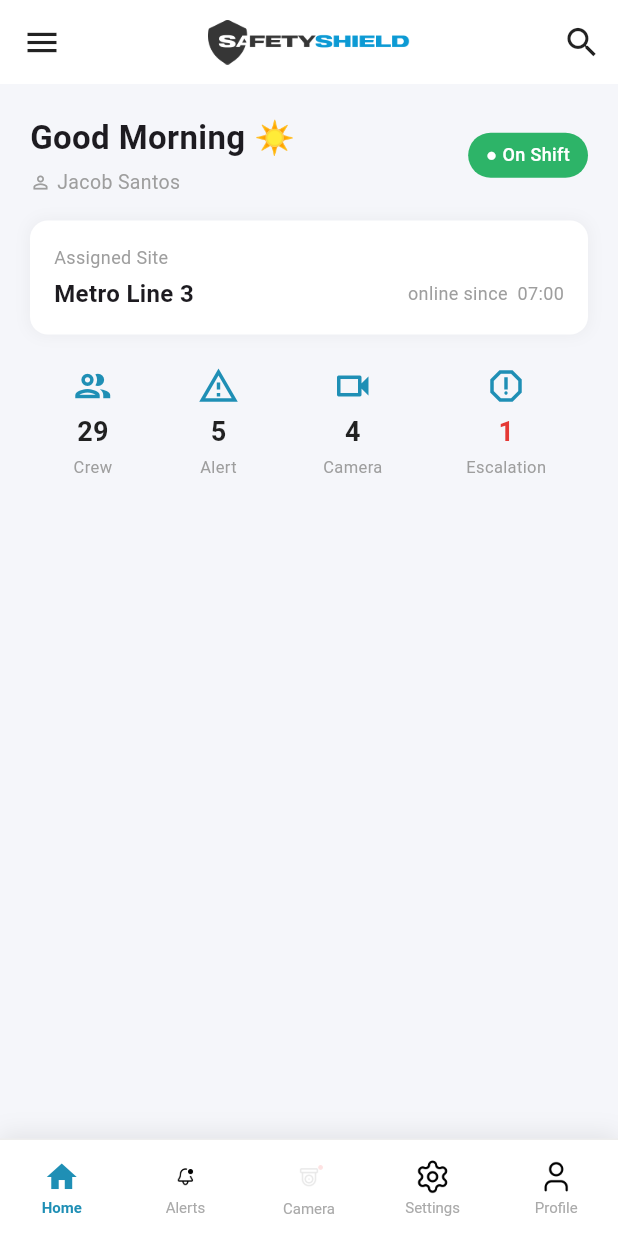
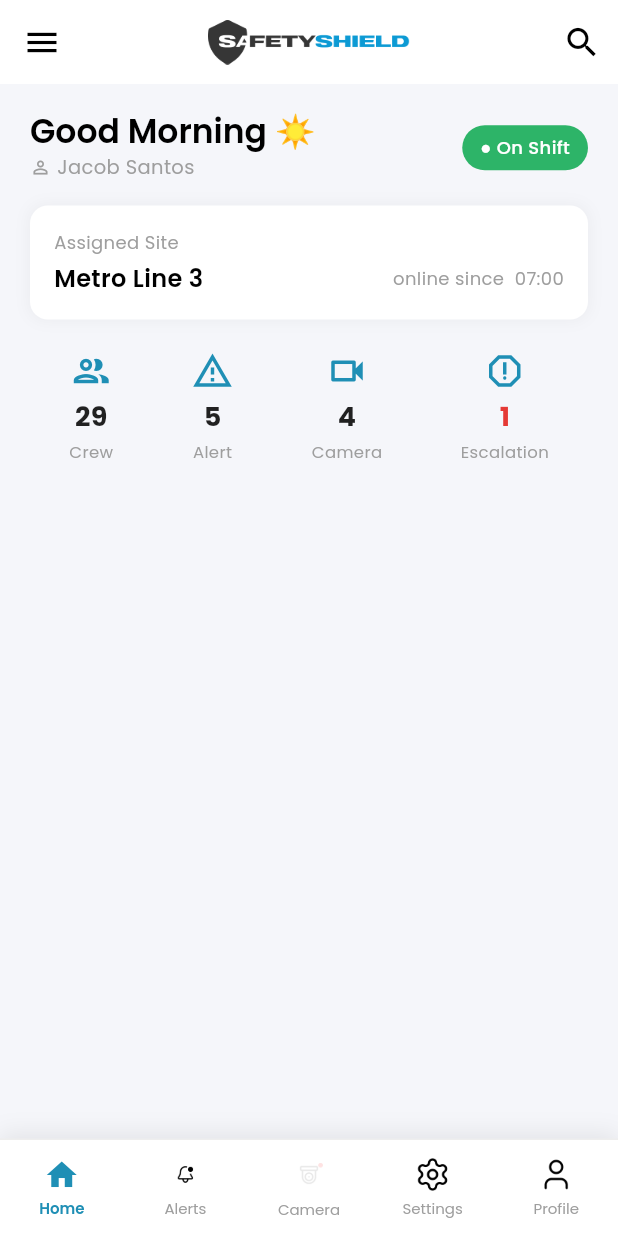
Before and after one commit to ngxp-technologies-ai/safetyshield_mobile_services, a Flutter app: the DashboardScreen screen opened directly, on a phone screen of 412 x 824 dp. Run offline on Flutter 3.47's test engine with Material 3 defaults, Android fonts, the phone set to English and light mode, and no system bars; our stand-ins replace google_fonts.

Commit message:
app_colors,app_styles

```diff
--- a/lib/common_widgets/app_bar_widget.dart
+++ b/lib/common_widgets/app_bar_widget.dart
@@ -1,4 +1,5 @@
 import 'package:flutter/material.dart';
+import 'package:safety_management/utils/app_colors.dart';
 
 class SafetyShieldAppBar extends StatelessWidget
     implements PreferredSizeWidget {
@@ -13,13 +14,13 @@ class SafetyShieldAppBar extends StatelessWidget
   @override
   Widget build(BuildContext context) {
     return AppBar(
-      backgroundColor: Colors.white,
+      backgroundColor: AppColors.white,
       elevation: 0,
       shadowColor: Colors.transparent,
       surfaceTintColor: Colors.transparent,
       // ------- Left: Hamburger menu -------
       leading: IconButton(
-        icon: const Icon(Icons.menu, color: Colors.black87, size: 26),
+        icon: const Icon(Icons.menu, color: AppColors.black, size: 26),
         onPressed: onMenuTap ?? () => Scaffold.of(context).openDrawer(),
         tooltip: 'Menu',
       ),
@@ -34,7 +35,7 @@ class SafetyShieldAppBar extends StatelessWidget
       // ------- Right: Search icon -------
       actions: [
         IconButton(
-          icon: const Icon(Icons.search, color: Colors.black87, size: 26),
+          icon: const Icon(Icons.search, color: AppColors.black, size: 26),
           onPressed: onSearchTap,
           tooltip: 'Search',
         ),
--- a/lib/common_widgets/bottom_nav_bar_widget.dart
+++ b/lib/common_widgets/bottom_nav_bar_widget.dart
@@ -1,4 +1,6 @@
 import 'package:flutter/material.dart';
+import 'package:safety_management/utils/app_colors.dart';
+import 'package:safety_management/utils/app_styles.dart';
 
 /// Tab items for the SafetyShield bottom navigation bar.
 enum SafetyShieldTab { home, alerts, camera, settings, profile }
@@ -39,8 +41,8 @@ class SafetyShieldBottomNavBar extends StatelessWidget {
   Widget build(BuildContext context) {
     return Container(
       decoration: const BoxDecoration(
-        color: Colors.white,
-        border: Border(top: BorderSide(color: Color(0xFFEEEEEE), width: 1)),
+        color: AppColors.white,
+        border: Border(top: BorderSide(color: AppColors.greyLight, width: 1)),
         boxShadow: [
           BoxShadow(
             color: Color(0x14000000),
@@ -125,8 +127,8 @@ class _NavItem extends StatelessWidget {
     this.activeIconData,
   });
 
-  static const Color _activeColor = Color(0xFF1F8FB5);
-  static const Color _inactiveColor = Color(0xFFAAAAAA);
+  static const Color _activeColor = AppColors.primary;
+  static const Color _inactiveColor = AppColors.grey;
 
   @override
   Widget build(BuildContext context) {
@@ -142,7 +144,7 @@ class _NavItem extends StatelessWidget {
             const SizedBox(height: 3),
             AnimatedDefaultTextStyle(
               duration: const Duration(milliseconds: 200),
-              style: TextStyle(
+              style: AppStyles.poppins(
                 fontSize: 10,
                 fontWeight: isActive ? FontWeight.w600 : FontWeight.w400,
                 color: isActive ? _activeColor : _inactiveColor,
@@ -253,8 +255,8 @@ class _CameraNavItemState extends State<_CameraNavItem>
   late final AnimationController _blinkController;
   late final Animation<double> _blinkAnim;
 
-  static const Color _activeColor = Color(0xFF1F8FB5);
-  static const Color _inactiveColor = Color(0xFFAAAAAA);
+  static const Color _activeColor = AppColors.primary;
+  static const Color _inactiveColor = AppColors.grey;
 
   @override
   void initState() {
@@ -328,7 +330,7 @@ class _CameraNavItemState extends State<_CameraNavItem>
             const SizedBox(height: 3),
             AnimatedDefaultTextStyle(
               duration: const Duration(milliseconds: 200),
-              style: TextStyle(
+              style: AppStyles.poppins(
                 fontSize: 10,
                 fontWeight: widget.isActive ? FontWeight.w600 : FontWeight.w400,
                 color: widget.isActive ? _activeColor : _inactiveColor,
--- /dev/null
+++ b/lib/utils/app_colors.dart
@@ -0,0 +1,33 @@
+import 'package:flutter/material.dart';
+
+class AppColors {
+  /// Core Colors
+  static const Color primary = Color(0xFF1F8FB5); // Main - Primary
+  static const Color primaryDark = Color(
+    0xFF122C34,
+  ); // Main - secondary / Main third
+  static const Color secondary = Color(0xFF1B6A86); // Secondary (darker blue)
+  static const Color light = Color(0xFFF5F6FA); // LT (Light background)
+
+  /// Status Colors
+  static const Color success = Color(0xFF2DB468); // Green
+  static const Color warning = Color(0xFFF39C12); // Yellow / Orange
+  static const Color activeOrange = Color(0xFFE67E22); // Orange
+  static const Color error = Color(0xFFE53935); // Red
+  static const Color info = Color(0xFF4FC3F7); // Blue (light)
+
+  /// Neutral / Greyscale
+  static const Color white = Colors.white;
+  static const Color grey = Color(0xFF9E9E9E);
+  static const Color greyLight = Color(0xFFEEEEEE);
+  static const Color black = Color(0xFF000000); // greyscale 1000
+  static const Color grey950 = Color(0xFF1A1A1A); // greyscale 950
+  static const Color grey900 = Color(0xFF333333); // greyscale 900
+
+  /// Gradient
+  static const LinearGradient primaryGradient = LinearGradient(
+    colors: [primary, secondary],
+    begin: Alignment.topLeft,
+    end: Alignment.bottomRight,
+  );
+}
--- /dev/null
+++ b/lib/utils/app_styles.dart
@@ -0,0 +1,37 @@
+import 'package:flutter/material.dart';
+import 'package:google_fonts/google_fonts.dart';
+
+import 'app_colors.dart';
+
+class AppStyles {
+  /// Specific requested style from design:
+  /// Font: Poppins
+  /// Weight: 600 (SemiBold)
+  /// Size: 22px
+  /// Line height: 100% (height: 1.0)
+  /// Letter spacing: 0%
+  static TextStyle headlinePoppins = GoogleFonts.poppins(
+    fontSize: 22,
+    fontWeight: FontWeight.w600,
+    height: 1.0, // 100% line height
+    letterSpacing: 0,
+    color: AppColors.black,
+  );
+
+  /// Helper method for creating generic Poppins styles quickly
+  static TextStyle poppins({
+    double fontSize = 14,
+    FontWeight fontWeight = FontWeight.w400,
+    Color color = AppColors.black,
+    double? height,
+    double? letterSpacing,
+  }) {
+    return GoogleFonts.poppins(
+      fontSize: fontSize,
+      fontWeight: fontWeight,
+      color: color,
+      height: height,
+      letterSpacing: letterSpacing,
+    );
+  }
+}
--- a/lib/view/dashboard_screen.dart
+++ b/lib/view/dashboard_screen.dart
@@ -1,5 +1,7 @@
 import 'package:flutter/material.dart';
 import 'package:safety_management/common_widgets/common_widgets.dart';
+import 'package:safety_management/utils/app_colors.dart';
+import 'package:safety_management/utils/app_styles.dart';
 
 /// Example dashboard screen demonstrating how to use
 /// [SafetyShieldAppBar] and [SafetyShieldBottomNavBar] together.
@@ -28,7 +30,7 @@ class _DashboardScreenState extends State<DashboardScreen> {
   @override
   Widget build(BuildContext context) {
     return Scaffold(
-      backgroundColor: const Color(0xFFF5F6FA),
+      backgroundColor: AppColors.light,
       // ─── AppBar ───────────────────────────────────────────────────────────
       appBar: SafetyShieldAppBar(
         onMenuTap: () => Scaffold.of(context).openDrawer(),
@@ -76,19 +78,23 @@ class _HomeTab extends StatelessWidget {
             children: [
               Column(
                 crossAxisAlignment: CrossAxisAlignment.start,
-                children: const [
-                  Text(
-                    'Good Morning ☀️',
-                    style: TextStyle(fontSize: 22, fontWeight: FontWeight.bold),
-                  ),
-                  SizedBox(height: 4),
+                children: [
+                  Text('Good Morning ☀️', style: AppStyles.headlinePoppins),
+                  const SizedBox(height: 4),
                   Row(
                     children: [
-                      Icon(Icons.person_outline, size: 14, color: Colors.grey),
-                      SizedBox(width: 4),
+                      const Icon(
+                        Icons.person_outline,
+                        size: 14,
+                        color: AppColors.grey,
+                      ),
+                      const SizedBox(width: 4),
                       Text(
                         'Jacob Santos',
-                        style: TextStyle(color: Colors.grey, fontSize: 13),
+                        style: AppStyles.poppins(
+                          color: AppColors.grey,
+                          fontSize: 13,
+                        ),
                       ),
                     ],
                   ),
@@ -100,13 +106,13 @@ class _HomeTab extends StatelessWidget {
                   vertical: 6,
                 ),
                 decoration: BoxDecoration(
-                  color: const Color(0xFF2DB468),
+                  color: AppColors.success,
                   borderRadius: BorderRadius.circular(20),
                 ),
-                child: const Text(
+                child: Text(
                   '● On Shift',
-                  style: TextStyle(
-                    color: Colors.white,
+                  style: AppStyles.poppins(
+                    color: AppColors.white,
                     fontSize: 12,
                     fontWeight: FontWeight.w500,
                   ),
@@ -135,24 +141,27 @@ class _HomeTab extends StatelessWidget {
             child: Column(
               crossAxisAlignment: CrossAxisAlignment.start,
               children: [
-                const Text(
+                Text(
                   'Assigned Site',
-                  style: TextStyle(color: Colors.grey, fontSize: 12),
+                  style: AppStyles.poppins(color: AppColors.grey, fontSize: 12),
                 ),
                 const SizedBox(height: 4),
                 Row(
                   mainAxisAlignment: MainAxisAlignment.spaceBetween,
-                  children: const [
+                  children: [
                     Text(
                       'Metro Line 3',
-                      style: TextStyle(
+                      style: AppStyles.poppins(
                         fontSize: 16,
                         fontWeight: FontWeight.w600,
                       ),
                     ),
                     Text(
                       'online since  07:00',
-                      style: TextStyle(color: Colors.grey, fontSize: 12),
+                      style: AppStyles.poppins(
+                        color: AppColors.grey,
+                        fontSize: 12,
+                      ),
                     ),
                   ],
                 ),
@@ -181,7 +190,7 @@ class _HomeTab extends StatelessWidget {
                 label: 'Escalation',
                 value: '1',
                 icon: Icons.report_outlined,
-                valueColor: Color(0xFFE53935),
+                valueColor: AppColors.error,
               ),
             ],
           ),
@@ -208,18 +217,21 @@ class _StatChip extends StatelessWidget {
   Widget build(BuildContext context) {
     return Column(
       children: [
-        Icon(icon, size: 28, color: const Color(0xFF1F8FB5)),
+        Icon(icon, size: 28, color: AppColors.primary),
         const SizedBox(height: 4),
         Text(
           value,
-          style: TextStyle(
+          style: AppStyles.poppins(
             fontSize: 18,
             fontWeight: FontWeight.bold,
             color: valueColor,
           ),
         ),
         const SizedBox(height: 2),
-        Text(label, style: const TextStyle(fontSize: 11, color: Colors.grey)),
+        Text(
+          label,
+          style: AppStyles.poppins(fontSize: 11, color: AppColors.grey),
+        ),
       ],
     );
   }
@@ -234,7 +246,7 @@ class _PlaceholderTab extends StatelessWidget {
     return Center(
       child: Text(
         label,
-        style: const TextStyle(fontSize: 20, color: Colors.grey),
+        style: AppStyles.poppins(fontSize: 20, color: AppColors.grey),
       ),
     );
   }
--- a/pubspec.yaml
+++ b/pubspec.yaml
@@ -34,6 +34,7 @@ dependencies:
   # The following adds the Cupertino Icons font to your application.
   # Use with the CupertinoIcons class for iOS style icons.
   cupertino_icons: ^1.0.8
+  google_fonts: ^8.0.2
 
 dev_dependencies:
   flutter_test:
```
Also changed, not shown: pubspec.lock, 6 other files.
